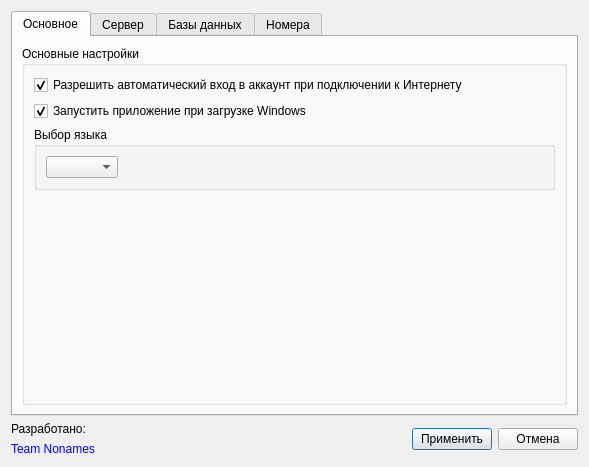
This is SettingsDialog.ui in okostynchuk/Outcall as Qt 5 draws it before an edit. The edited form follows.
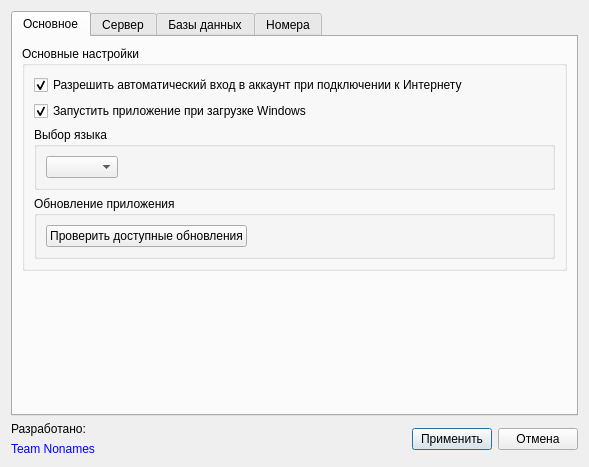
This is the edited form. Icons and pictures are not drawn.

What changed in the file:
```diff
--- a/SettingsDialog.ui
+++ b/SettingsDialog.ui
@@ -67,22 +67,6 @@
             </item>
            </layout>
           </item>
-          <item row="3" column="0">
-           <spacer name="verticalSpacer_2">
-            <property name="orientation">
-             <enum>Qt::Vertical</enum>
-            </property>
-            <property name="sizeType">
-             <enum>QSizePolicy::Expanding</enum>
-            </property>
-            <property name="sizeHint" stdset="0">
-             <size>
-              <width>20</width>
-              <height>166</height>
-             </size>
-            </property>
-           </spacer>
-          </item>
           <item row="1" column="0">
            <widget class="QGroupBox" name="languageGroup">
             <property name="sizePolicy">
@@ -95,9 +79,6 @@
              <string>Выбор языка</string>
             </property>
             <layout class="QGridLayout" name="gridLayout">
-             <item row="1" column="0">
-              <widget class="QComboBox" name="languageList_2"/>
-             </item>
              <item row="1" column="1">
               <spacer name="horizontalSpacer_2">
                <property name="orientation">
@@ -111,12 +92,60 @@
                </property>
               </spacer>
              </item>
+             <item row="1" column="0">
+              <widget class="QComboBox" name="languageList_2"/>
+             </item>
+            </layout>
+           </widget>
+          </item>
+          <item row="3" column="0">
+           <widget class="QGroupBox" name="groupBox_6">
+            <property name="title">
+             <string>Обновление приложения</string>
+            </property>
+            <layout class="QGridLayout" name="gridLayout_11">
+             <item row="0" column="0">
+              <widget class="QPushButton" name="pushUpdateButton">
+               <property name="text">
+                <string>Проверить доступные обновления</string>
+               </property>
+               <property name="autoDefault">
+                <bool>false</bool>
+               </property>
+              </widget>
+             </item>
+             <item row="0" column="1">
+              <spacer name="horizontalSpacer_3">
+               <property name="orientation">
+                <enum>Qt::Horizontal</enum>
+               </property>
+               <property name="sizeHint" stdset="0">
+                <size>
+                 <width>40</width>
+                 <height>20</height>
+                </size>
+               </property>
+              </spacer>
+             </item>
             </layout>
            </widget>
           </item>
          </layout>
         </widget>
        </item>
+       <item>
+        <spacer name="verticalSpacer_2">
+         <property name="orientation">
+          <enum>Qt::Vertical</enum>
+         </property>
+         <property name="sizeHint" stdset="0">
+          <size>
+           <width>20</width>
+           <height>40</height>
+          </size>
+         </property>
+        </spacer>
+       </item>
       </layout>
      </widget>
      <widget class="QWidget" name="server">
```
